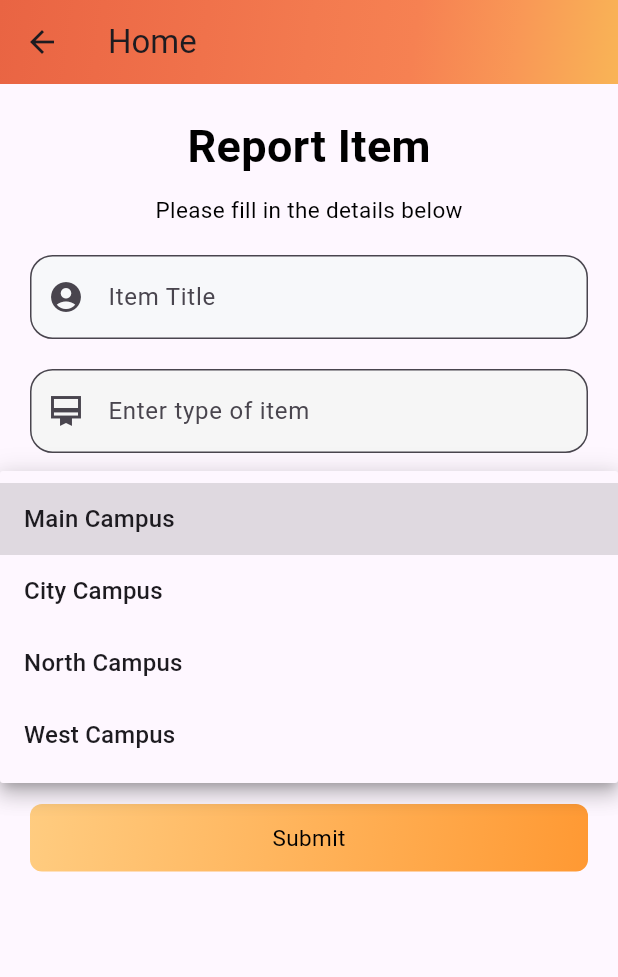
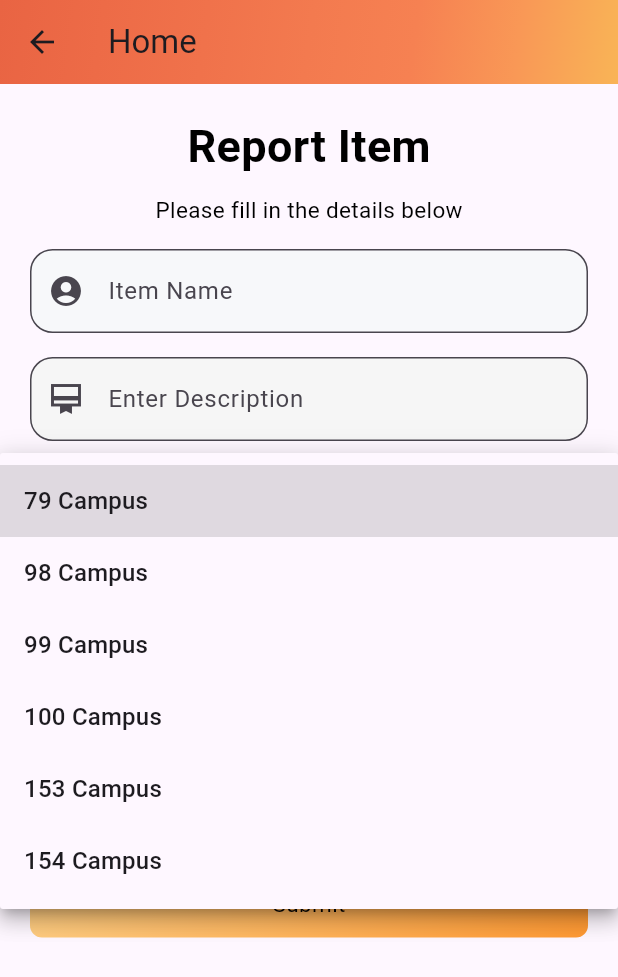
Before and after one commit to ArsalanAyaz10/UniFind, a Flutter app: the ReportitemScreen screen opened by its route, after a tap on "Select Campus", on a phone screen of 412 x 824 dp. Shown: the top 977 px of the screen. Run offline on Flutter 3.47's test engine with Material 3 defaults, Android fonts, the phone set to English and light mode, and no system bars; our stand-ins replace bloc, cloud_firestore, firebase_auth, firebase_core, firebase_storage, flutter_bloc and 2 more; missing offline and left inert: flutter_gradient_button; accounts and stored records are empty; network calls fail.

Commit message:
item report UI updated

```diff
--- /dev/null
+++ b/lib/features/item/data/data_repository.dart
@@ -0,0 +1,16 @@
+import 'package:cloud_firestore/cloud_firestore.dart';
+import 'package:firebase_auth/firebase_auth.dart';
+import 'package:firebase_storage/firebase_storage.dart';
+import 'package:unifind/core/models/user_model.dart';
+
+
+class DataRepository {
+
+  final FirebaseAuth firebaseAuth;
+  final FirebaseFirestore firestore;
+  final FirebaseStorage _firebaseStorage;
+
+  DataRepository(this.firebaseAuth, this.firestore, this._firebaseStorage);
+
+
+}
--- a/lib/features/item/view/reportItem_screen.dart
+++ b/lib/features/item/view/reportItem_screen.dart
@@ -47,14 +47,19 @@ class _ReportItemUIState extends State<ReportItemUI> {
   final _typeController = TextEditingController();
   final _markController = TextEditingController();
 
+  DateTime? _selectedDate;
+  TimeOfDay? _selectedTime;
+
   String? _selectedCampus;
   final List<String> _toggleOptions = ['Lost', 'Found'];
   int _selectedIndex = 0; // default to 'Lost'
   final List<String> _campuses = [
-    'Main Campus',
-    'City Campus',
-    'North Campus',
-    'West Campus',
+    '79 Campus',
+    '98 Campus',
+    '99 Campus',
+    '100 Campus',
+    '153 Campus',
+    '154 Campus',
   ];
   @override
   void dispose() {
@@ -97,12 +102,12 @@ class _ReportItemUIState extends State<ReportItemUI> {
                             color: Color.fromARGB(255, 0, 0, 0),
                           ),
                         ),
-                        const SizedBox(height: 20),
+                        const SizedBox(height: 16),
                         TextFormField(
                           controller: _itemController,
                           keyboardType: TextInputType.name,
                           decoration: InputDecoration(
-                            labelText: "Item Title",
+                            labelText: "Item Name",
                             prefixIcon: const Icon(Icons.account_circle_sharp),
                             filled: true,
                             fillColor: Color.fromARGB(255, 247, 248, 250),
@@ -117,12 +122,12 @@ class _ReportItemUIState extends State<ReportItemUI> {
                             return null;
                           },
                         ),
-                        const SizedBox(height: 20),
+                        const SizedBox(height: 16),
                         TextFormField(
                           controller: _typeController,
-                          keyboardType: TextInputType.number,
+                          keyboardType: TextInputType.text,
                           decoration: InputDecoration(
-                            labelText: "Enter type of item",
+                            labelText: "Enter Description",
                             prefixIcon: const Icon(Icons.card_membership_sharp),
                             filled: true,
                             fillColor: const Color.fromARGB(255, 246, 246, 246),
@@ -136,7 +141,7 @@ class _ReportItemUIState extends State<ReportItemUI> {
                             }
                           },
                         ),
-                        const SizedBox(height: 20),
+                        const SizedBox(height: 16),
                         DropdownButtonFormField<String>(
                           value: _selectedCampus,
                           decoration: InputDecoration(
@@ -165,7 +170,26 @@ class _ReportItemUIState extends State<ReportItemUI> {
                             });
                           },
                         ),
-                        const SizedBox(height: 20),
+                        const SizedBox(height: 16),
+                        TextFormField(
+                          controller: _typeController,
+                          keyboardType: TextInputType.number,
+                          decoration: InputDecoration(
+                            labelText: "Enter Specific Location",
+                            prefixIcon: const Icon(Icons.card_membership_sharp),
+                            filled: true,
+                            fillColor: const Color.fromARGB(255, 246, 246, 246),
+                            border: OutlineInputBorder(
+                              borderRadius: BorderRadius.circular(15),
+                            ),
+                          ),
+                          validator: (value) {
+                            if (value == null || value.isEmpty) {
+                              return 'Correct Specific Location';
+                            }
+                          },
+                        ),
+                        const SizedBox(height: 16),
                         ToggleButtons(
                           isSelected: List.generate(
                             _toggleOptions.length,
@@ -190,26 +214,93 @@ class _ReportItemUIState extends State<ReportItemUI> {
                                   )
                                   .toList(),
                         ),
-                        const SizedBox(height: 20),
-                        TextFormField(
-                          controller: _typeController,
-                          keyboardType: TextInputType.number,
-                          decoration: InputDecoration(
-                            labelText: "Enter item Description",
-                            prefixIcon: const Icon(Icons.card_membership_sharp),
-                            filled: true,
-                            fillColor: const Color.fromARGB(255, 246, 246, 246),
-                            border: OutlineInputBorder(
-                              borderRadius: BorderRadius.circular(15),
+                        const SizedBox(height: 16),
+                        Row(
+                          mainAxisAlignment: MainAxisAlignment.center,
+                          children: [
+                            Expanded(
+                              child: OutlinedButton.icon(
+                                style: OutlinedButton.styleFrom(
+                                  padding: const EdgeInsets.symmetric(
+                                    vertical: 16,
+                                  ),
+                                  shape: RoundedRectangleBorder(
+                                    borderRadius: BorderRadius.circular(8),
+                                  ),
+                                  side: const BorderSide(
+                                    color: Colors.deepOrange,
+                                  ),
+                                ),
+                                icon: const Icon(
+                                  Icons.calendar_today,
+                                  color: Colors.deepOrange,
+                                ),
+                                label: Text(
+                                  _selectedDate == null
+                                      ? 'Pick Date'
+                                      : '${_selectedDate!.day}/${_selectedDate!.month}/${_selectedDate!.year}',
+                                  style: const TextStyle(
+                                    color: Colors.deepOrange,
+                                  ),
+                                ),
+                                onPressed: () async {
+                                  final DateTime? picked = await showDatePicker(
+                                    context: context,
+                                    initialDate: DateTime.now(),
+                                    firstDate: DateTime(2000),
+                                    lastDate: DateTime(2100),
+                                  );
+                                  if (picked != null) {
+                                    setState(() {
+                                      _selectedDate = picked;
+                                    });
+                                  }
+                                },
+                              ),
                             ),
-                          ),
-                          validator: (value) {
-                            if (value == null || value.isEmpty) {
-                              return 'Please enter item description';
-                            }
-                          },
+                            const SizedBox(width: 10),
+                            Expanded(
+                              child: OutlinedButton.icon(
+                                style: OutlinedButton.styleFrom(
+                                  padding: const EdgeInsets.symmetric(
+                                    vertical: 16,
+                                  ),
+                                  shape: RoundedRectangleBorder(
+                                    borderRadius: BorderRadius.circular(8),
+                                  ),
+                                  side: const BorderSide(
+                                    color: Colors.deepOrange,
+                                  ),
+                                ),
+                                icon: const Icon(
+                                  Icons.access_time,
+                                  color: Colors.deepOrange,
+                                ),
+                                label: Text(
+                                  _selectedTime == null
+                                      ? 'Pick Time'
+                                      : _selectedTime!.format(context),
+                                  style: const TextStyle(
+                                    color: Colors.deepOrange,
+                                  ),
+                                ),
+                                onPressed: () async {
+                                  final TimeOfDay? picked =
+                                      await showTimePicker(
+                                        context: context,
+                                        initialTime: TimeOfDay.now(),
+                                      );
+                                  if (picked != null) {
+                                    setState(() {
+                                      _selectedTime = picked;
+                                    });
+                                  }
+                                },
+                              ),
+                            ),
+                          ],
                         ),
-                        const SizedBox(height: 20),
+                        const SizedBox(height: 16),
                         CustomButton(
                           text: "Submit",
                           onPressed: () {
```
